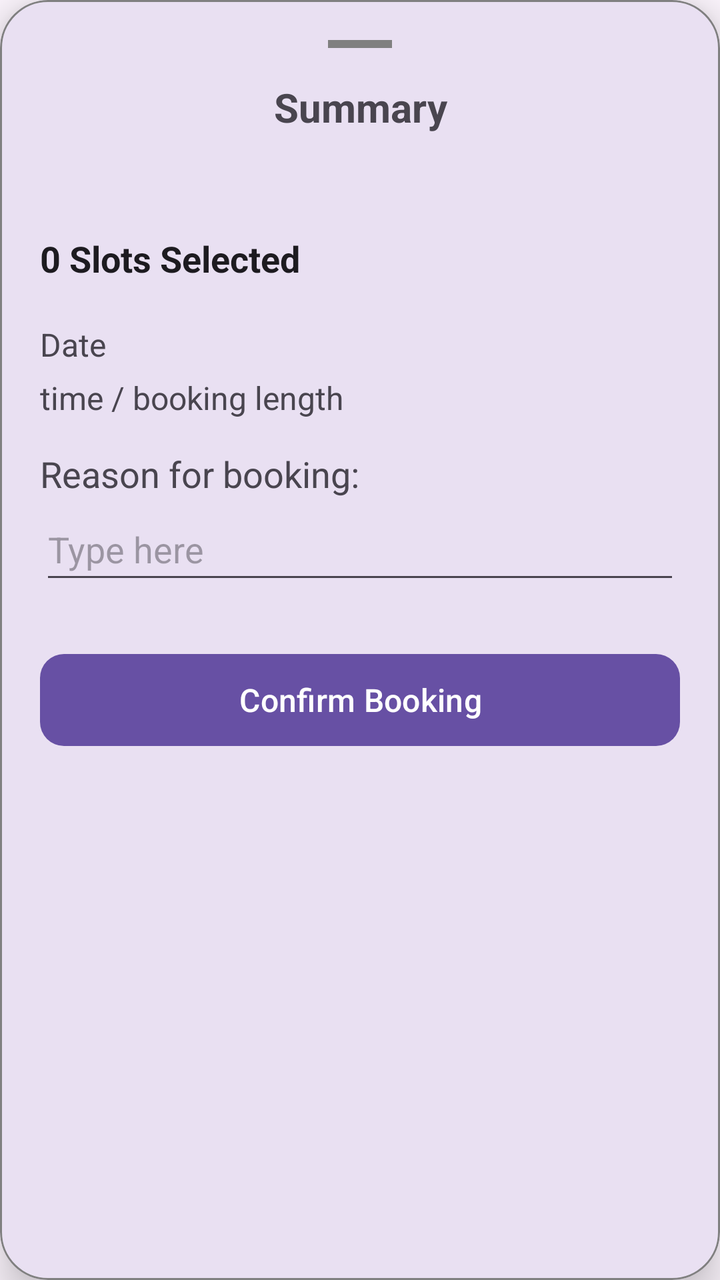
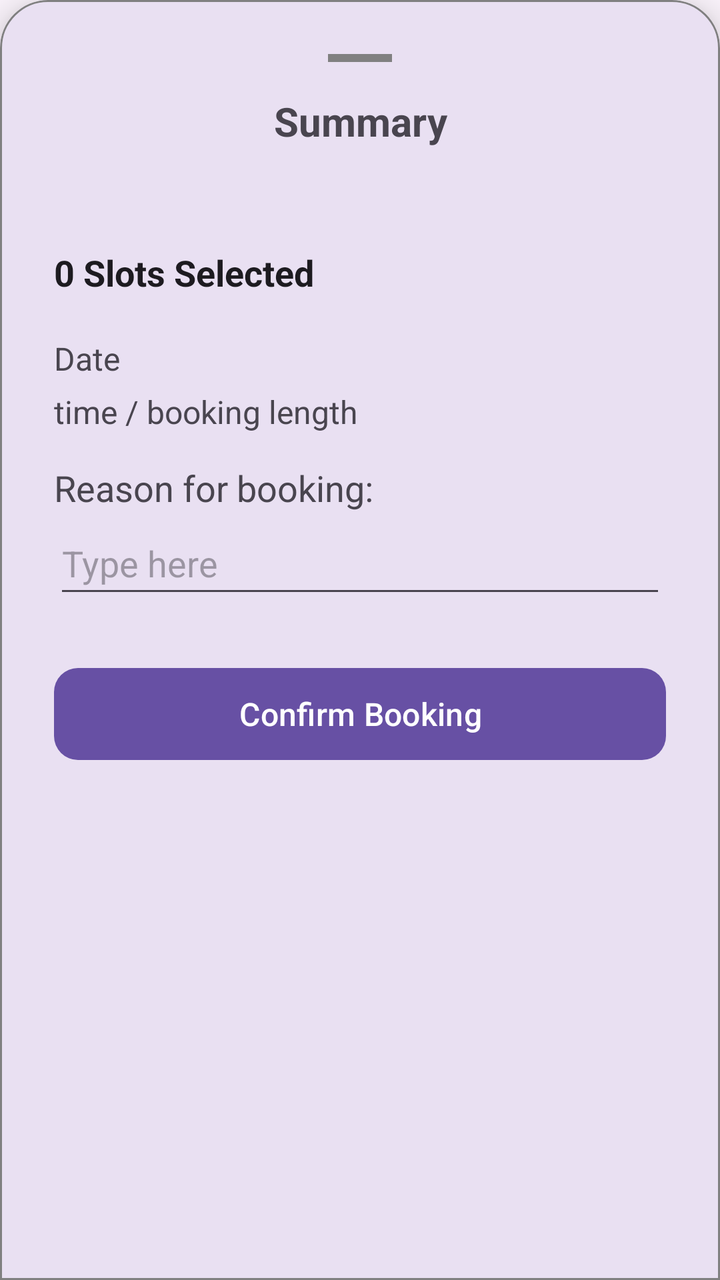

Two renders of the same Android screen: before a commit and after it. Below are the layout's source before the change and the commit's diff.
<!-- AndroidManifest.xml: application theme Theme.BookingApp -->
<!-- res/layout/booking_bottom_sheet.xml -->
<?xml version="1.0" encoding="utf-8"?>
<com.google.android.material.card.MaterialCardView
    xmlns:android="http://schemas.android.com/apk/res/android"
    xmlns:app="http://schemas.android.com/apk/res-auto"
    android:id="@+id/bottomConfirmPanel"
    android:layout_width="match_parent"
    android:layout_height="wrap_content"
    app:cardCornerRadius="24dp"
    app:cardElevation="12dp"
    app:strokeColor="@color/grey"
    app:strokeWidth="1dp">

    <LinearLayout
        android:layout_width="match_parent"
        android:layout_height="wrap_content"
        android:orientation="vertical"
        android:padding="20dp">

        
        <View
            android:layout_width="32dp"
            android:layout_height="4dp"
            android:layout_gravity="center_horizontal"
            android:layout_marginBottom="16dp"
            android:background="@color/grey" />

        <TextView
            android:id="@+id/textView12"
            android:layout_width="match_parent"
            android:layout_height="wrap_content"
            android:gravity="center_horizontal"
            android:text="Summary"
            android:textSize="20sp"
            android:textStyle="bold"
            android:layout_marginBottom="50dp"/>

        <TextView
            android:id="@+id/tvSelectedSummary"
            android:layout_width="wrap_content"
            android:layout_height="wrap_content"
            android:text="0 Slots Selected"
            android:textColor="?attr/colorOnSurface"
            android:textSize="18sp"
            android:textStyle="bold"
            android:layout_marginBottom="20dp"/>

        <TextView
            android:id="@+id/textView8"
            android:layout_width="match_parent"
            android:layout_height="wrap_content"
            android:text="Date"
            android:textSize="16sp"
            android:layout_marginBottom="5dp" />

        <TextView
            android:id="@+id/textView9"
            android:layout_width="match_parent"
            android:layout_height="wrap_content"
            android:text="time / booking length"
            android:textSize="16sp"
            android:layout_marginBottom="15dp"/>

        <TextView
            android:id="@+id/textView13"
            android:layout_width="match_parent"
            android:layout_height="wrap_content"
            android:text="Reason for booking:"
            android:textSize="18sp" />

        <EditText
            android:id="@+id/editTextText"
            android:layout_width="match_parent"
            android:layout_height="wrap_content"
            android:layout_marginBottom="10dp"
            android:ems="10"
            android:hint="Type here"
            android:inputType="text"
            android:minHeight="48dp" />

        <com.google.android.material.button.MaterialButton
            android:id="@+id/btnConfirmBooking"
            android:layout_width="match_parent"
            android:layout_height="54dp"
            android:layout_marginTop="16dp"
            android:text="Confirm Booking"
            android:textSize="16sp"
            app:cornerRadius="12dp" />

    </LinearLayout>
</com.google.android.material.card.MaterialCardView>
<!-- resources referenced by this layout -->
<resources>
  <color name="grey">#FF808080</color>
  <style name="Theme.BookingApp" parent="Base.Theme.BookingApp" />
  <style name="Base.Theme.BookingApp" parent="Theme.Material3.DayNight.NoActionBar">
          
          
      </style>
</resources>

<!-- the commit's change to res/layout/booking_bottom_sheet.xml (unified diff, before → after) -->
@@ -5,10 +5,13 @@
     android:id="@+id/bottomConfirmPanel"
     android:layout_width="match_parent"
     android:layout_height="wrap_content"
-    app:cardCornerRadius="24dp"
     app:cardElevation="12dp"
     app:strokeColor="@color/grey"
-    app:strokeWidth="1dp">
+    app:strokeWidth="1dp"
+    app:shapeAppearanceOverlay="@style/ShapeAppearance.BottomSheet"
+    app:layout_behavior="com.google.android.material.bottomsheet.BottomSheetBehavior"
+    app:behavior_hideable="true"
+    app:behavior_peekHeight="100dp"> 
 
     <LinearLayout
         android:layout_width="match_parent"
<!-- resource entries referenced after the edit -->
@@ -1,6 +1,12 @@
 <!-- resources referenced by this layout -->
 <resources>
   <color name="grey">#FF808080</color>
+  <style name="ShapeAppearance.BottomSheet" parent="ShapeAppearance.Material3.Corner.Large">
+          <item name="cornerSizeTopLeft">24dp</item>
+          <item name="cornerSizeTopRight">24dp</item>
+          <item name="cornerSizeBottomLeft">0dp</item>
+          <item name="cornerSizeBottomRight">0dp</item>
+      </style>
   <style name="Theme.BookingApp" parent="Base.Theme.BookingApp" />
   <style name="Base.Theme.BookingApp" parent="Theme.Material3.DayNight.NoActionBar">
           
